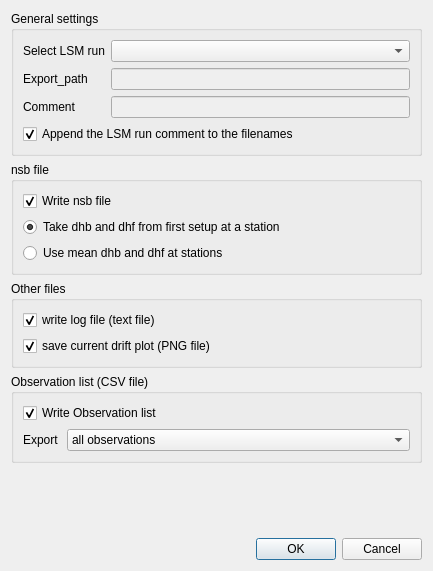
The window that gravtools/gui/dialog_export_results.ui (ahellers/GravTools) describes before a commit, drawn with Qt 5.
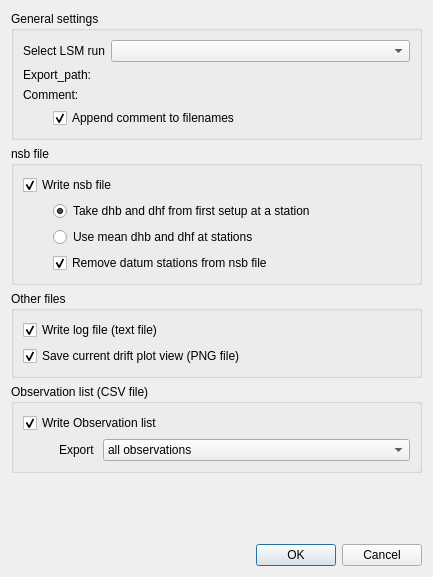
The same window after the commit.

```diff
--- a/gravtools/gui/dialog_export_results.ui
+++ b/gravtools/gui/dialog_export_results.ui
@@ -7,7 +7,7 @@
     <x>0</x>
     <y>0</y>
     <width>433</width>
-    <height>571</height>
+    <height>577</height>
    </rect>
   </property>
   <property name="windowTitle">
@@ -19,7 +19,7 @@
      <property name="title">
       <string>General settings</string>
      </property>
-     <layout class="QVBoxLayout" name="verticalLayout_3">
+     <layout class="QVBoxLayout" name="verticalLayout_5">
       <item>
        <layout class="QFormLayout" name="formLayout">
         <item row="0" column="0">
@@ -39,38 +39,50 @@
         <item row="1" column="0">
          <widget class="QLabel" name="label_export_path">
           <property name="text">
-           <string>Export_path</string>
-          </property>
-         </widget>
-        </item>
-        <item row="1" column="1">
-         <widget class="QLineEdit" name="lineEdit_export_path">
-          <property name="enabled">
-           <bool>false</bool>
-          </property>
-          <property name="toolTip">
-           <string>Default: General campaign path.</string>
-          </property>
-          <property name="text">
-           <string/>
+           <string>Export_path:</string>
           </property>
          </widget>
         </item>
         <item row="2" column="0">
          <widget class="QLabel" name="label_export_comment">
           <property name="text">
-           <string>Comment</string>
+           <string>Comment:</string>
+          </property>
+         </widget>
+        </item>
+        <item row="1" column="1">
+         <widget class="QLabel" name="label_export_path_show">
+          <property name="text">
+           <string/>
           </property>
          </widget>
         </item>
         <item row="2" column="1">
-         <widget class="QLineEdit" name="lineEdit_export_comment">
-          <property name="enabled">
-           <bool>false</bool>
+         <widget class="QLabel" name="label_export_comment_show">
+          <property name="text">
+           <string/>
           </property>
          </widget>
         </item>
        </layout>
+      </item>
+      <item>
+       <layout class="QHBoxLayout" name="horizontalLayout_2">
+        <item>
+         <spacer name="horizontalSpacer_3">
+          <property name="orientation">
+           <enum>Qt::Horizontal</enum>
+          </property>
+          <property name="sizeType">
+           <enum>QSizePolicy::Fixed</enum>
+          </property>
+          <property name="sizeHint" stdset="0">
+           <size>
+            <width>30</width>
+            <height>20</height>
+           </size>
+          </property>
+         </spacer>
       </item>
       <item>
        <widget class="QCheckBox" name="checkBox_add_lsm_comment_to_filename">
@@ -78,12 +90,14 @@
          <string>Append the LSM run comment to the name of the output file(s), e.g. &lt;campaign name&gt;_&lt;lsm run comment&gt;.nsb</string>
         </property>
         <property name="text">
-         <string>Append the LSM run comment to the filenames</string>
+           <string>Append comment to filenames</string>
         </property>
         <property name="checked">
          <bool>true</bool>
         </property>
        </widget>
+        </item>
+       </layout>
       </item>
      </layout>
     </widget>
@@ -93,7 +107,7 @@
      <property name="title">
       <string>nsb file</string>
      </property>
-     <layout class="QVBoxLayout" name="verticalLayout">
+     <layout class="QVBoxLayout" name="verticalLayout_3">
       <item>
        <widget class="QCheckBox" name="checkBox_write_nsb_file">
         <property name="text">
@@ -105,6 +119,26 @@
        </widget>
       </item>
       <item>
+       <layout class="QHBoxLayout" name="horizontalLayout">
+        <item>
+         <spacer name="horizontalSpacer">
+          <property name="orientation">
+           <enum>Qt::Horizontal</enum>
+          </property>
+          <property name="sizeType">
+           <enum>QSizePolicy::Fixed</enum>
+          </property>
+          <property name="sizeHint" stdset="0">
+           <size>
+            <width>30</width>
+            <height>20</height>
+           </size>
+          </property>
+         </spacer>
+        </item>
+        <item>
+         <layout class="QFormLayout" name="formLayout_3">
+          <item row="0" column="0">
        <widget class="QRadioButton" name="radioButton_first_dhb_dhf">
         <property name="toolTip">
          <string>Take vertical offsets between instrument top and ground (dhb) and instrument top and reference point (dhf) at a station from the first setup at this station.</string>
@@ -120,7 +154,7 @@
         </attribute>
        </widget>
       </item>
-      <item>
+          <item row="1" column="0">
        <widget class="QRadioButton" name="radioButton_mean_dhb_dhf">
         <property name="toolTip">
          <string>Calculate mean values of the vertical offsets between instrument top and ground (dhb) and instrument top and reference point (dhf) from all setups at a station. Write these mean values to the nsb file.</string>
@@ -133,6 +167,23 @@
         </attribute>
        </widget>
       </item>
+          <item row="2" column="0">
+           <widget class="QCheckBox" name="checkBox_nsb_remove_datum_stations">
+            <property name="toolTip">
+             <string>Remove all datum stations rom the nsb file.</string>
+            </property>
+            <property name="text">
+             <string>Remove datum stations from nsb file</string>
+            </property>
+            <property name="checked">
+             <bool>true</bool>
+            </property>
+           </widget>
+          </item>
+         </layout>
+        </item>
+       </layout>
+      </item>
      </layout>
     </widget>
    </item>
@@ -145,7 +196,7 @@
       <item>
        <widget class="QCheckBox" name="checkBox_write_log_file">
         <property name="text">
-         <string>write log file (text file)</string>
+         <string>Write log file (text file)</string>
         </property>
         <property name="checked">
          <bool>true</bool>
@@ -158,7 +209,7 @@
          <bool>true</bool>
         </property>
         <property name="text">
-         <string>save current drift plot (PNG file)</string>
+         <string>Save current drift plot view (PNG file)</string>
         </property>
         <property name="checked">
          <bool>true</bool>
@@ -173,7 +224,7 @@
      <property name="title">
       <string>Observation list (CSV file)</string>
      </property>
-     <layout class="QVBoxLayout" name="verticalLayout_5">
+     <layout class="QVBoxLayout" name="verticalLayout">
       <item>
        <widget class="QCheckBox" name="checkBox_write_observation_list">
         <property name="text">
@@ -185,6 +236,24 @@
        </widget>
       </item>
       <item>
+       <layout class="QFormLayout" name="formLayout_5">
+        <item row="0" column="0">
+         <spacer name="horizontalSpacer_2">
+          <property name="orientation">
+           <enum>Qt::Horizontal</enum>
+          </property>
+          <property name="sizeType">
+           <enum>QSizePolicy::Fixed</enum>
+          </property>
+          <property name="sizeHint" stdset="0">
+           <size>
+            <width>30</width>
+            <height>20</height>
+           </size>
+          </property>
+         </spacer>
+        </item>
+        <item row="0" column="1">
        <layout class="QFormLayout" name="formLayout_2">
         <item row="0" column="0">
          <widget class="QLabel" name="label_observation_list_export_options">
@@ -211,6 +280,8 @@
            </property>
           </item>
          </widget>
+          </item>
+         </layout>
         </item>
        </layout>
       </item>
```
Left out of the diff: 12 changed lines with no effect on the pictures. Lines whose indentation alone changed are shown as unchanged.
